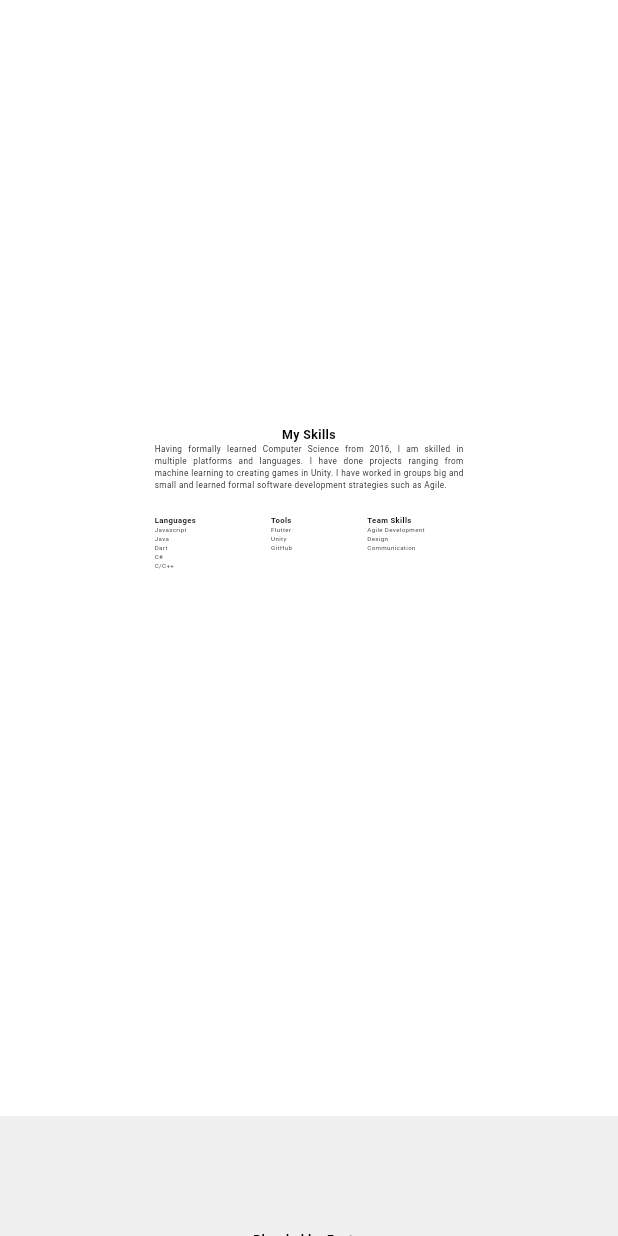
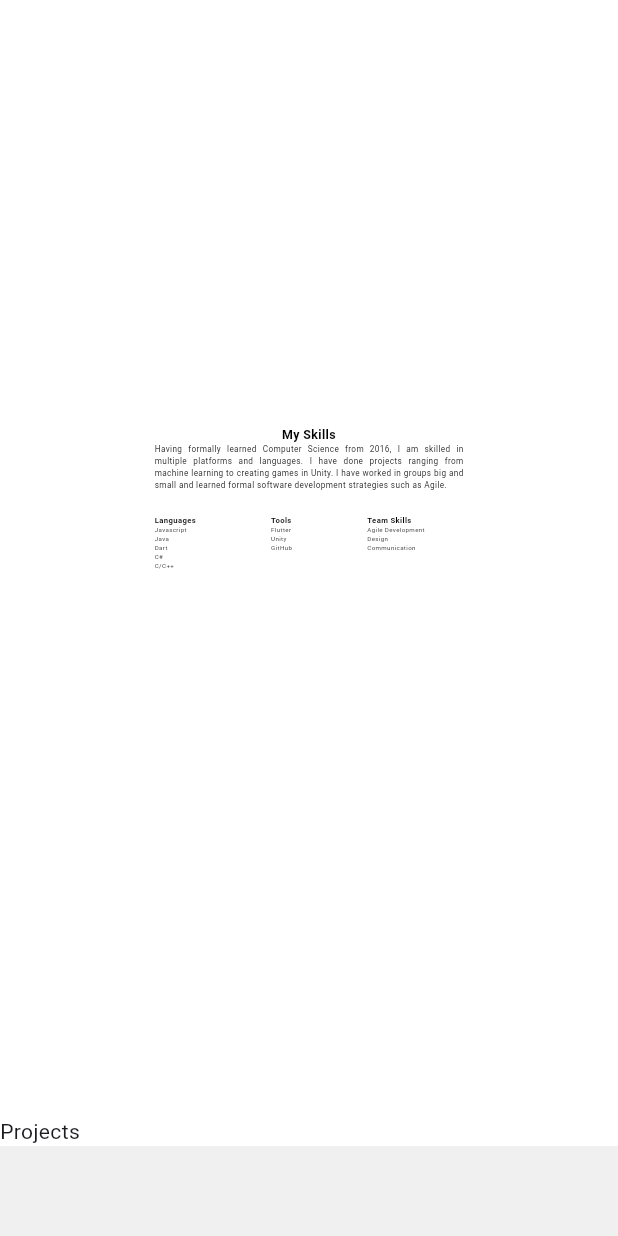
Before and after one commit to tbioren/tbioren.github.io, a Flutter app: the screen it shows after launch, scrolled down 1728 dp, on a phone screen of 412 x 824 dp. Run offline on Flutter 3.47's test engine with Material 3 defaults, Android fonts, the phone set to English and light mode, and no system bars; our stand-ins replace flutter_svg, visibility_detector.

Commit message:
projects reads json

```diff
--- a/lib/main.dart
+++ b/lib/main.dart
@@ -42,7 +42,7 @@ class HomePage extends State<MyApp> {
             // Skills
             BodyElement("My Skills", 'assets/data/skills.txt', child: Skills()),
             // Projects
-            Projects("data/projects.json"),
+            Projects("assets/data/projects.json"),
             // Footer
             Footer(),
           ],
--- a/lib/sections/projects.dart
+++ b/lib/sections/projects.dart
@@ -1,3 +1,5 @@
+import 'dart:convert';
+
 import 'package:flutter/material.dart';
 import 'package:flutter/services.dart';
 
@@ -18,18 +20,19 @@ class _ProjectsState extends State<Projects> {
   }
 
   Future<void> loadJson() async {
-    String json = await rootBundle.loadString(_file);
-    setState(() {
-      // debugPrint(_file);
-    });
+    String encoded = await rootBundle.loadString(_file);
+    final decoded = jsonDecode(encoded);
+    setState(() {});
   }
 
   _ProjectsState(String file) {
     _file = file;
+    initState();
   }
 
   @override
   Widget build(BuildContext context) {
-    return Container();
+    debugPrint(_file);
+    return Text("Projects");
   }
 }
```
Also changed, not shown: assets/data/projects.json (line endings or trailing spaces).
